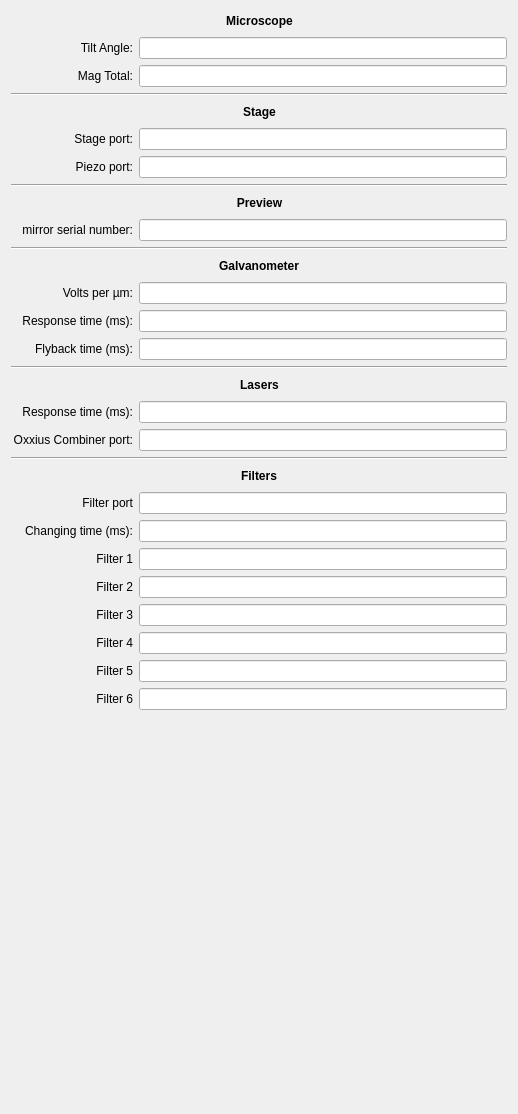
This is widget/ui_microscope_settings.ui in thibault-brugiere/OPM_GUI as Qt 5 draws it before an edit. The edited form follows.
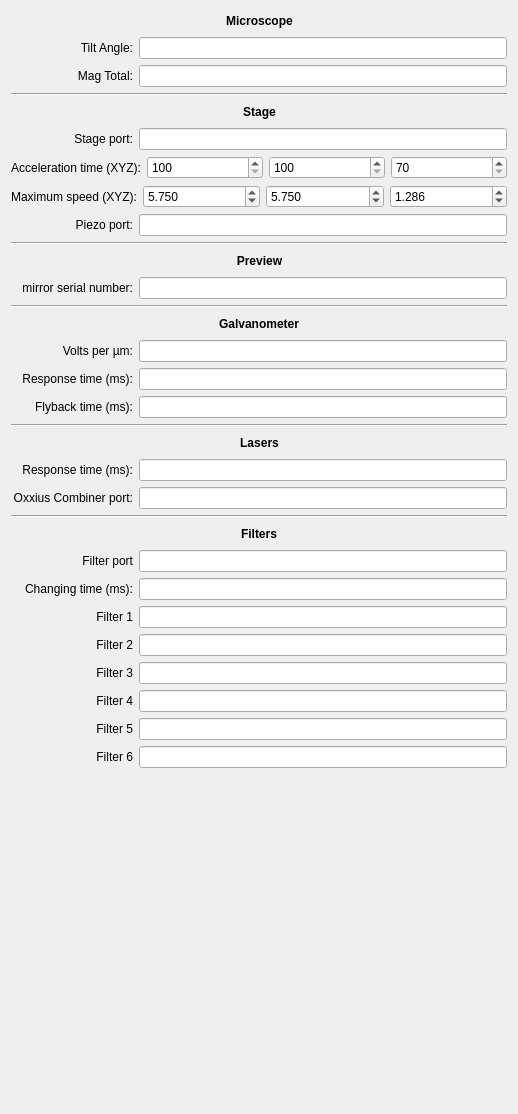
This is the edited form.

What changed in the file:
```diff
--- a/widget/ui_microscope_settings.ui
+++ b/widget/ui_microscope_settings.ui
@@ -182,6 +182,148 @@
      </item>
     </layout>
    </item>
+   <item>
+    <layout class="QHBoxLayout" name="horizontalLayout_25">
+     <item>
+      <widget class="QLabel" name="label_stage_acceleration">
+       <property name="minimumSize">
+        <size>
+         <width>122</width>
+         <height>0</height>
+        </size>
+       </property>
+       <property name="text">
+        <string>Acceleration time (XYZ):</string>
+       </property>
+       <property name="alignment">
+        <set>Qt::AlignRight|Qt::AlignTrailing|Qt::AlignVCenter</set>
+       </property>
+      </widget>
+     </item>
+     <item>
+      <widget class="QSpinBox" name="sb_stage_acceleration_X">
+       <property name="toolTip">
+        <string>&lt;html&gt;&lt;head/&gt;&lt;body&gt;&lt;p&gt;sets the amount of time in milliseconds that it takes an axis motor speed to go from stopped to the maximum speed&lt;/p&gt;&lt;p&gt;For X axis&lt;/p&gt;&lt;/body&gt;&lt;/html&gt;</string>
+       </property>
+       <property name="minimum">
+        <number>100</number>
+       </property>
+       <property name="maximum">
+        <number>1000</number>
+       </property>
+      </widget>
+     </item>
+     <item>
+      <widget class="QSpinBox" name="sb_stage_acceleration_Y">
+       <property name="toolTip">
+        <string>&lt;html&gt;&lt;head/&gt;&lt;body&gt;&lt;p&gt;sets the amount of time in milliseconds that it takes an axis motor speed to go from stopped to the maximum speed&lt;/p&gt;&lt;p&gt;For Y axis&lt;/p&gt;&lt;/body&gt;&lt;/html&gt;</string>
+       </property>
+       <property name="minimum">
+        <number>100</number>
+       </property>
+       <property name="maximum">
+        <number>1000</number>
+       </property>
+      </widget>
+     </item>
+     <item>
+      <widget class="QSpinBox" name="sb_stage_acceleration_Z">
+       <property name="toolTip">
+        <string>&lt;html&gt;&lt;head/&gt;&lt;body&gt;&lt;p&gt;sets the amount of time in milliseconds that it takes an axis motor speed to go from stopped to the maximum speed&lt;/p&gt;&lt;p&gt;For Z axis&lt;/p&gt;&lt;p&gt;&lt;br/&gt;&lt;/p&gt;&lt;/body&gt;&lt;/html&gt;</string>
+       </property>
+       <property name="minimum">
+        <number>70</number>
+       </property>
+       <property name="maximum">
+        <number>1000</number>
+       </property>
+       <property name="value">
+        <number>70</number>
+       </property>
+       <property name="displayIntegerBase">
+        <number>10</number>
+       </property>
+      </widget>
+     </item>
+    </layout>
+   </item>
+   <item>
+    <layout class="QHBoxLayout" name="horizontalLayout_26">
+     <item>
+      <widget class="QLabel" name="label_stage_maximum_speed">
+       <property name="minimumSize">
+        <size>
+         <width>122</width>
+         <height>0</height>
+        </size>
+       </property>
+       <property name="text">
+        <string>Maximum speed (XYZ):</string>
+       </property>
+       <property name="alignment">
+        <set>Qt::AlignRight|Qt::AlignTrailing|Qt::AlignVCenter</set>
+       </property>
+      </widget>
+     </item>
+     <item>
+      <widget class="QDoubleSpinBox" name="sb_stage_maximum_speed_X">
+       <property name="toolTip">
+        <string>&lt;html&gt;&lt;head/&gt;&lt;body&gt;&lt;p&gt;Set speed in mm/s of the axis movement&lt;/p&gt;&lt;/body&gt;&lt;/html&gt;</string>
+       </property>
+       <property name="decimals">
+        <number>3</number>
+       </property>
+       <property name="minimum">
+        <double>1.000000000000000</double>
+       </property>
+       <property name="maximum">
+        <double>10.000000000000000</double>
+       </property>
+       <property name="value">
+        <double>5.750000000000000</double>
+       </property>
+      </widget>
+     </item>
+     <item>
+      <widget class="QDoubleSpinBox" name="sb_stage_maximum_speed_Y">
+       <property name="toolTip">
+        <string>&lt;html&gt;&lt;head/&gt;&lt;body&gt;&lt;p&gt;Set speed in mm/s of the axis movement&lt;/p&gt;&lt;/body&gt;&lt;/html&gt;</string>
+       </property>
+       <property name="decimals">
+        <number>3</number>
+       </property>
+       <property name="minimum">
+        <double>1.000000000000000</double>
+       </property>
+       <property name="maximum">
+        <double>10.000000000000000</double>
+       </property>
+       <property name="value">
+        <double>5.750000000000000</double>
+       </property>
+      </widget>
+     </item>
+     <item>
+      <widget class="QDoubleSpinBox" name="sb_stage_maximum_speed_Z">
+       <property name="toolTip">
+        <string>&lt;html&gt;&lt;head/&gt;&lt;body&gt;&lt;p&gt;Set speed in mm/s of the axis movement&lt;/p&gt;&lt;/body&gt;&lt;/html&gt;</string>
+       </property>
+       <property name="decimals">
+        <number>3</number>
+       </property>
+       <property name="minimum">
+        <double>1.000000000000000</double>
+       </property>
+       <property name="maximum">
+        <double>10.000000000000000</double>
+       </property>
+       <property name="value">
+        <double>1.286000000000000</double>
+       </property>
+      </widget>
+     </item>
+    </layout>
+   </item>
    <item>
     <layout class="QHBoxLayout" name="horizontalLayout_24">
      <item>
```
